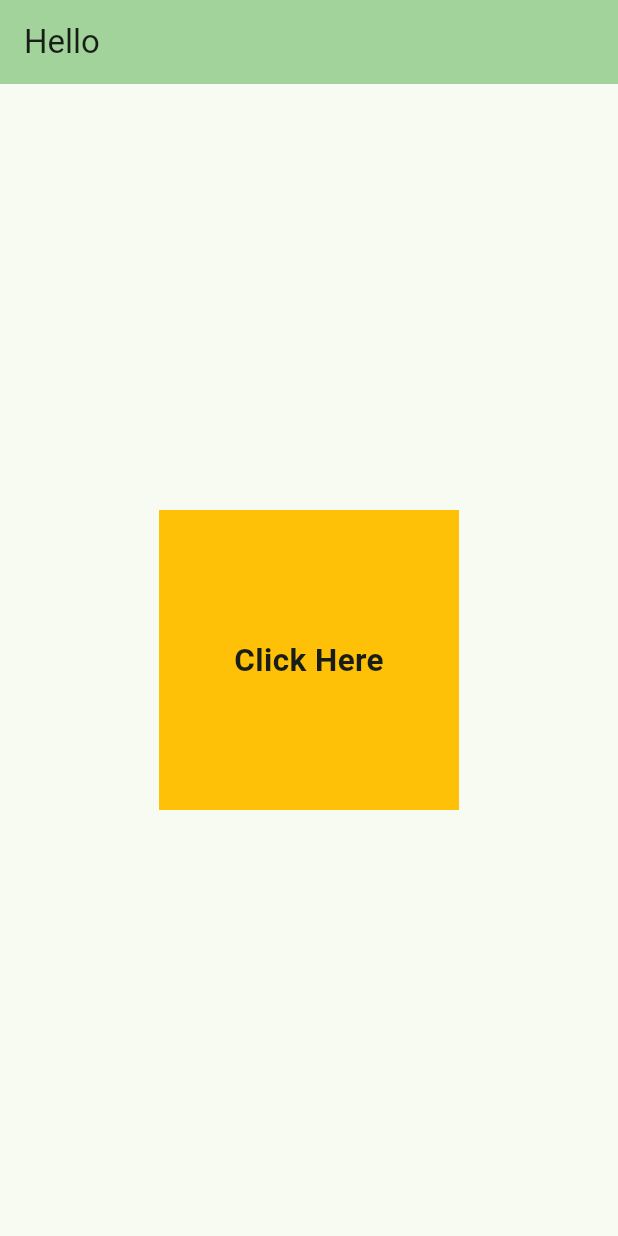
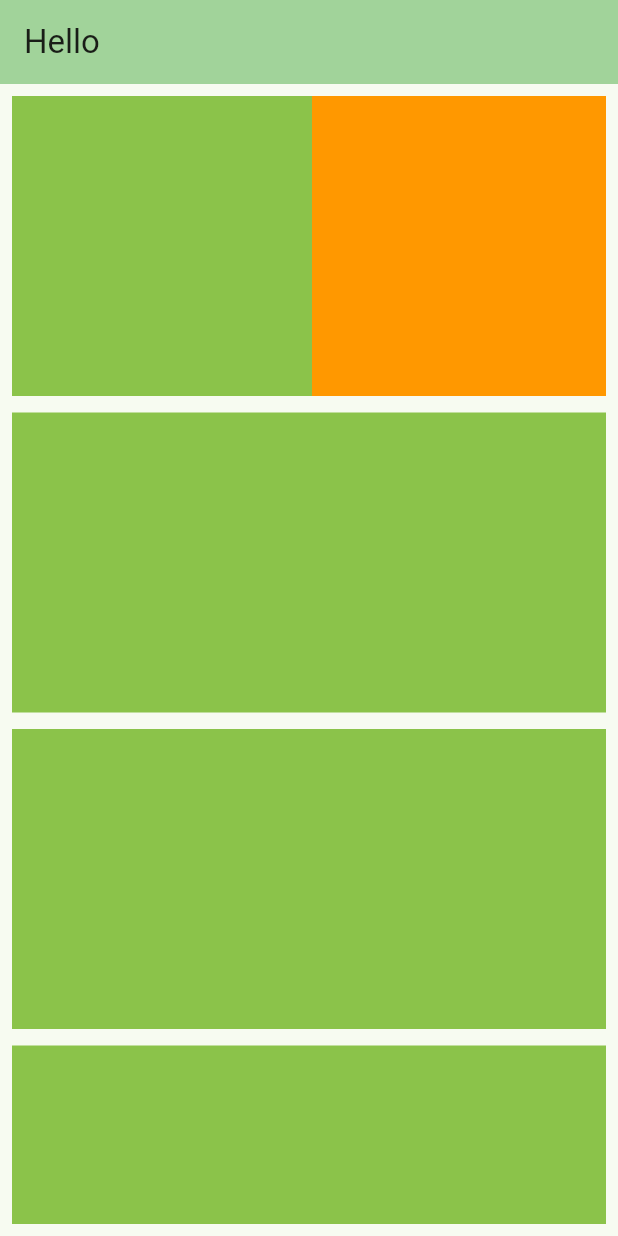
Before and after one commit to UdhavNegi/Flutter-Tutorials, a Flutter app: the screen it shows after launch, on a phone screen of 412 x 824 dp. Run offline on Flutter 3.47's test engine with Material 3 defaults, Android fonts, the phone set to English and light mode, and no system bars.

Commit message:
completed horizontal and vertical scroll view

```diff
--- a/lib/main.dart
+++ b/lib/main.dart
@@ -1,4 +1,5 @@
 import 'package:flutter/material.dart';
+import 'package:flutter/widgets.dart';
 
 void main() {
   runApp(const MyApp());
@@ -48,21 +49,73 @@ class _MyHomePageState extends State<MyHomePage> {
           backgroundColor: Theme.of(context).colorScheme.inversePrimary,
           title: Text('Hello'),
         ),
-        body: Center(
-          child: InkWell(
-              onTap : (){print('Tapped on container');},
-              onLongPress : (){print('Long Pressed on container');},
-              onDoubleTap : (){print('Double Tapped on container');},
-            child: Container(
-              width: 200,
-              height: 200,
-              color: Colors.amber,
-              child: Center(child: InkWell(
-                onTap: (){
-                  print("Text widget Tapped!");
-                },
-                child: Text('Click Here', style: TextStyle(fontSize: 21, fontWeight: FontWeight.w700),))),
-
+        body: Padding(
+          padding: const EdgeInsets.all(8.0),
+          child: SingleChildScrollView(
+            child: Column(
+              children: [
+                SingleChildScrollView(
+                  scrollDirection: Axis.horizontal,
+                  child: Row(
+                    children: [
+                      Container(
+                      margin: EdgeInsets.only(bottom: 11),
+                      height: 200,
+                      width: 200,
+                      color: Colors.lightGreen,
+                    ),
+                      Container(
+                      margin: EdgeInsets.only(bottom: 11),
+                      height: 200,
+                      width: 200,
+                      color: Colors.orange,
+                    ),
+                      Container(
+                      margin: EdgeInsets.only(bottom: 11),
+                      height: 200,
+                      width: 200,
+                      color: Colors.blue,
+                    ),
+                    ]
+                  ),
+                ),
+                Container(
+                  margin: EdgeInsets.only(bottom: 11),
+                  height: 200,
+                  // width: 200,
+                  color: Colors.lightGreen,
+                ),
+                Container(
+                  margin: EdgeInsets.only(bottom: 11),
+                  height: 200,
+                  // width: 200,
+                  color: Colors.lightGreen,
+                ),
+                Container(
+                  margin: EdgeInsets.only(bottom: 11),
+                  height: 200,
+                  // width: 200,
+                  color: Colors.lightGreen,
+                ),
+                Container(
+                  margin: EdgeInsets.only(bottom: 11),
+                  height: 200,
+                  // width: 200,
+                  color: Colors.lightGreen,
+                ),
+                Container(
+                  margin: EdgeInsets.only(bottom: 11),
+                  height: 200,
+                  // width: 200,
+                  color: Colors.lightGreen,
+                ),
+                Container(
+                  margin: EdgeInsets.only(bottom: 11),
+                  height: 200,
+                  // width: 200,
+                  color: Colors.lightGreen,
+                ),
+              ],
             ),
           ),
         )
```
